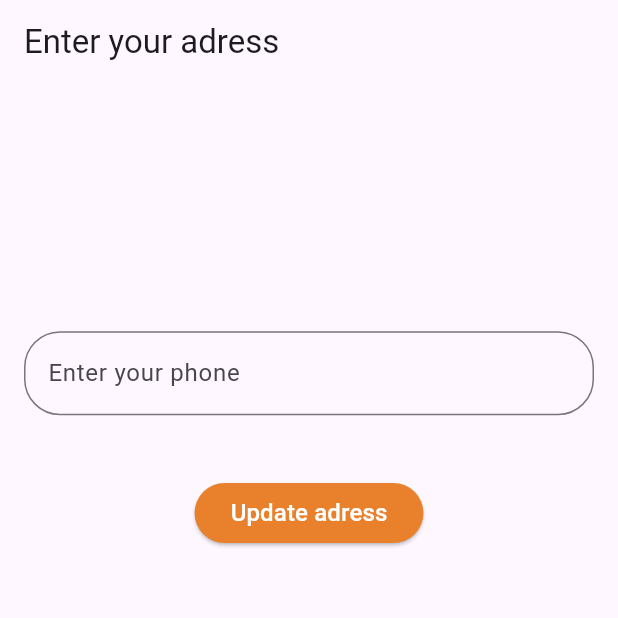
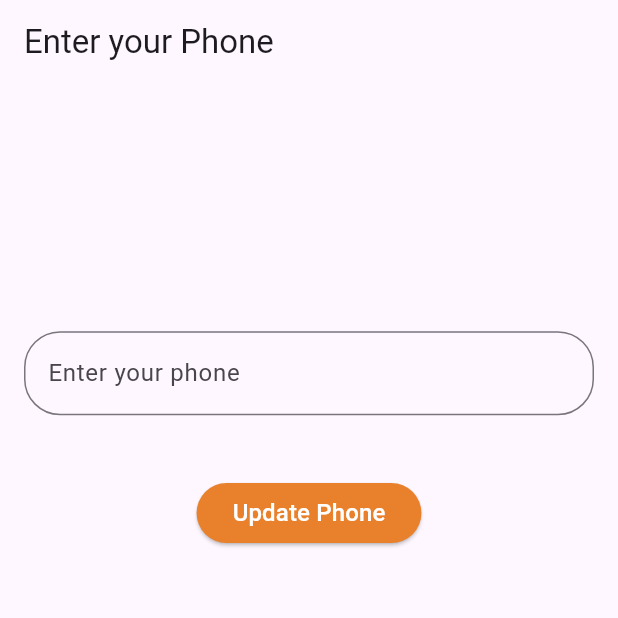
Before and after one commit to AhmedSamir25/fashions_town, a Flutter app: the AddPhoneView screen opened by its route, on a phone screen of 412 x 824 dp, the top half of it. Run offline on Flutter 3.47's test engine with Material 3 defaults, Android fonts, the light colour scheme and no system bars; our stand-ins replace card_swiper, cloud_firestore, connectivity_plus, equatable, firebase_auth, firebase_core and 7 more; accounts and stored records are empty.

Commit message:
update phone adress

```diff
--- a/lib/features/settings/presentation/view/widgets/add_adress_phone_text_field.dart
+++ b/lib/features/settings/presentation/view/widgets/add_adress_phone_text_field.dart
@@ -2,18 +2,19 @@ import 'package:fashionstown/core/theme/colors.dart';
 import 'package:flutter/material.dart';
 
 class AddAdressPhoneTextField extends StatelessWidget {
-  const AddAdressPhoneTextField({super.key, required this.onFieldSubmitted,
-   required this.keyboardType, required this.labelText, required this.controller,  });
-  final TextEditingController controller;
+  const AddAdressPhoneTextField({super.key,
+   required this.keyboardType, required this.labelText, required this.onChanged, required this.onFieldSubmitted,
+     });
+  //final TextEditingController controller;
   final Function(String) onFieldSubmitted;
    final TextInputType keyboardType;
    final String labelText;
+   final Function(String) onChanged;
   @override
   Widget build(BuildContext context) {
     return TextFormField(
       keyboardType:keyboardType ,
-      controller: controller,
-      //onChanged: onChanged,
+      onChanged: onChanged,
       onFieldSubmitted: onFieldSubmitted,
        decoration: InputDecoration(
         label:  Text(labelText),
--- a/lib/features/settings/presentation/view/widgets/add_phone_view.dart
+++ b/lib/features/settings/presentation/view/widgets/add_phone_view.dart
@@ -12,18 +12,18 @@ class AddPhoneView extends StatelessWidget {
 
   @override
   Widget build(BuildContext context) {
-    final controller =  TextEditingController() ;
     final userCubit = BlocProvider.of<UserCubit>(context);
     double hightMedia = MediaQuery.of(context).size.height;
+    String phoneNumber = '';
     return Scaffold(
       appBar: AppBar(
-        title: const Text('Enter your adress'),
+        title: const Text('Enter your Phone'),
       ),
       body: BlocListener<UserCubit, UserState>(
         listener: (context, state) {
-          if (state is UpdateUserAdressSuccess) {
+          if (state is UpdateUserPhoneSuccess) {
                ScaffoldMessenger.of(context).showSnackBar(SnackBar(
-              backgroundColor: errorColor, content: Text('update your adress done',style: TextStyles.textStyle14.copyWith(color: textButtonAndMassage),)));
+              backgroundColor: errorColor, content: Text('update your phone done',style: TextStyles.textStyle14.copyWith(color: textButtonAndMassage),)));
             userCubit.getUserData();
             GoRouter.of(context).pop();
           }
@@ -36,9 +36,6 @@ class AddPhoneView extends StatelessWidget {
                 height: hightMedia * 0.2,
               ),
               AddAdressPhoneTextField(
-                labelText: 'Enter your phone',
-                keyboardType: TextInputType.number,
-                 controller: controller,
                 onFieldSubmitted: (value) {
                   if (value.isEmpty) {
                         ScaffoldMessenger.of(context).showSnackBar(SnackBar(
@@ -47,20 +44,26 @@ class AddPhoneView extends StatelessWidget {
                   }else{
                   userCubit.updateUserPhoneNumber(phoneNumber: int.parse(value));
                 }},
+                labelText: 'Enter your phone',
+                keyboardType: TextInputType.number,
+
+                onChanged: (value) {
+                    phoneNumber = value;},
               ),
               SizedBox(height:hightMedia * 0.05 ,),
-              CustomElevatedButton(textButton: 'Update adress',
+              CustomElevatedButton(textButton: 'Update Phone',
                style: const ButtonStyle(
                 backgroundColor: MaterialStatePropertyAll(appColor)
                ),
                onPressed: (){
-                  if (controller.text.isEmpty) {
+                  if (phoneNumber.isEmpty) {
                                         ScaffoldMessenger.of(context).showSnackBar(SnackBar(
               backgroundColor: errorColor,
-               content: Text('Please Enter your adress',style: TextStyles.textStyle14.copyWith(color: textButtonAndMassage),)));
+               content: Text('Please Enter your Phone',style: TextStyles.textStyle14.copyWith(color: textButtonAndMassage),)));
 
                   }else{
-                  userCubit.updateUserAdress(adress: controller.text);
+                  userCubit.updateUserPhoneNumber(phoneNumber: int.parse(phoneNumber));
+                  userCubit.getUserData();
                   }
                })
             ],
```
Also changed, not shown: lib/features/settings/presentation/view/widgets/add_adress.dart (+8 -6 lines), lib/core/helper/check_intrnet.dart (line endings or trailing spaces).
